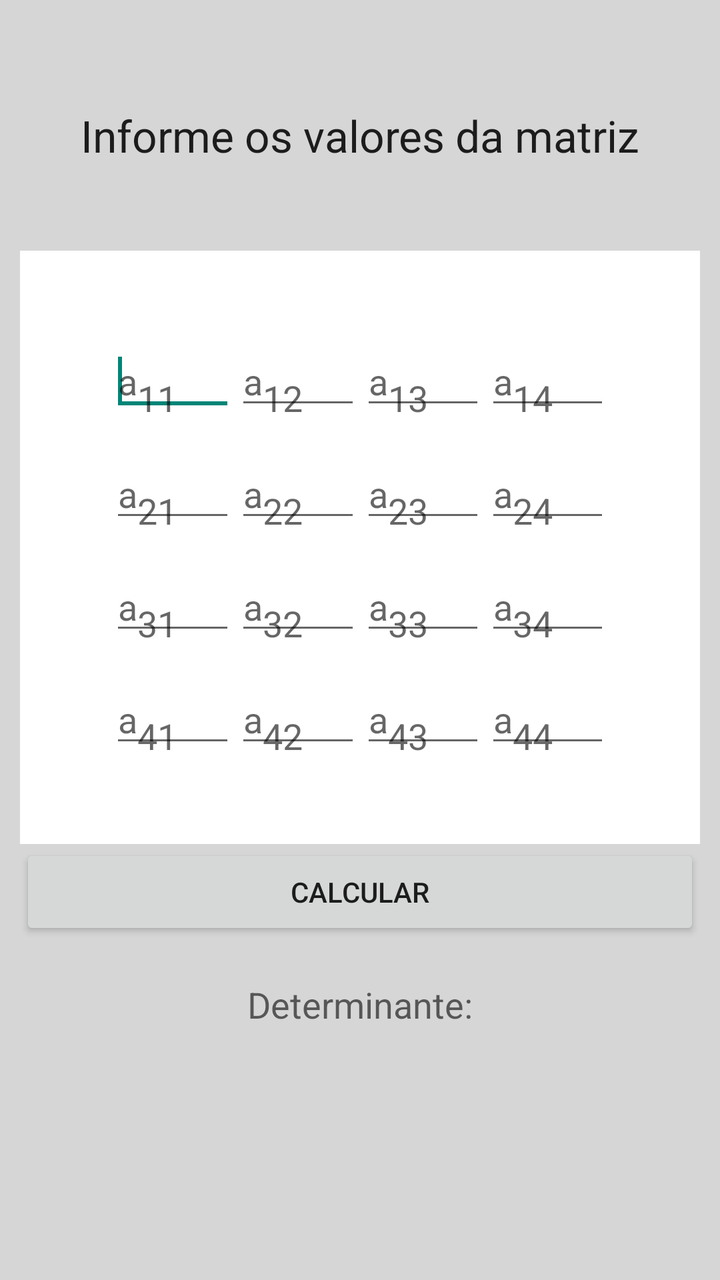
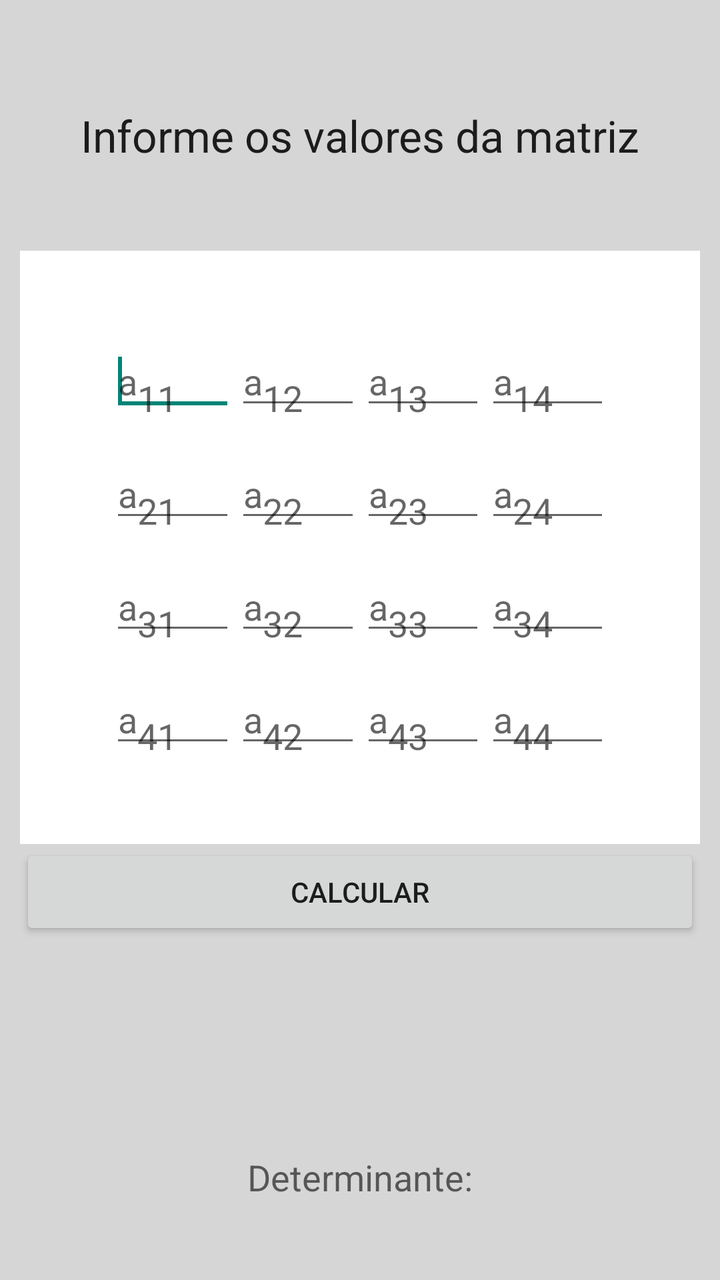

Screens rendered from an Android XML layout before and after an edit, with the pre-edit source and the edit as a unified diff.
<!-- AndroidManifest.xml: application theme AppTheme -->
<!-- res/layout/det4.xml -->
<?xml version="1.0" encoding="utf-8"?>

<LinearLayout xmlns:android="http://schemas.android.com/apk/res/android"
    android:layout_width="match_parent"
    android:layout_height="match_parent"
    android:background="#d6d6d6"
    android:gravity="center_vertical|center_horizontal"
    android:orientation="vertical"
    android:padding="10dp" >

    <TextView
        android:id="@+id/textView1"
        android:layout_width="wrap_content"
        android:layout_height="wrap_content"
        android:layout_weight="1"
        android:gravity="center_vertical"
        android:text="@string/val"
        android:textAppearance="?android:attr/textAppearanceLarge" />

    <LinearLayout
        android:layout_width="match_parent"
        android:layout_height="wrap_content"
        android:layout_weight="1"
        android:background="#ffffff"
        android:gravity="center_horizontal|center_vertical"
        android:orientation="vertical" >

        <LinearLayout
            android:layout_width="250dp"
            android:layout_height="wrap_content" >

            <EditText
                android:id="@+id/det4_00"
                android:layout_width="wrap_content"
                android:layout_height="wrap_content"
                android:layout_weight="1"
                android:ems="10"
                android:hint="@string/a00"
                android:inputType="numberDecimal|numberSigned" >

                <requestFocus />
            </EditText>

            <EditText
                android:id="@+id/det4_01"
                android:layout_width="wrap_content"
                android:layout_height="wrap_content"
                android:layout_weight="1"
                android:ems="10"
                android:hint="@string/a01"
                android:inputType="numberDecimal|numberSigned" />

            <EditText
                android:id="@+id/det4_02"
                android:layout_width="wrap_content"
                android:layout_height="wrap_content"
                android:layout_weight="1"
                android:ems="10"
                android:hint="@string/a02"
                android:inputType="numberDecimal|numberSigned" />

            <EditText
                android:id="@+id/det4_03"
                android:layout_width="wrap_content"
                android:layout_height="wrap_content"
                android:layout_weight="1"
                android:ems="10"
                android:hint="@string/a03"
                android:inputType="numberDecimal|numberSigned" />
        </LinearLayout>

        <LinearLayout
            android:layout_width="250dp"
            android:layout_height="wrap_content"
            android:layout_marginTop="15dp" >

            <EditText
                android:id="@+id/det4_10"
                android:layout_width="wrap_content"
                android:layout_height="wrap_content"
                android:layout_weight="1"
                android:ems="10"
                android:hint="@string/a10"
                android:inputType="numberDecimal|numberSigned" >
            </EditText>

            <EditText
                android:id="@+id/det4_11"
                android:layout_width="wrap_content"
                android:layout_height="wrap_content"
                android:layout_weight="1"
                android:ems="10"
                android:hint="@string/a11"
                android:inputType="numberDecimal|numberSigned" />

            <EditText
                android:id="@+id/det4_12"
                android:layout_width="wrap_content"
                android:layout_height="wrap_content"
                android:layout_weight="1"
                android:ems="10"
                android:hint="@string/a12"
                android:inputType="numberDecimal|numberSigned" />

            <EditText
                android:id="@+id/det4_13"
                android:layout_width="wrap_content"
                android:layout_height="wrap_content"
                android:layout_weight="1"
                android:ems="10"
                android:hint="@string/a13"
                android:inputType="numberDecimal|numberSigned" />
        </LinearLayout>

        <LinearLayout
            android:layout_width="250dp"
            android:layout_height="wrap_content"
            android:layout_marginTop="15dp" >

            <EditText
                android:id="@+id/det4_20"
                android:layout_width="wrap_content"
                android:layout_height="wrap_content"
                android:layout_weight="1"
                android:ems="10"
                android:hint="@string/a20"
                android:inputType="numberDecimal|numberSigned" />

            <EditText
                android:id="@+id/det4_21"
                android:layout_width="wrap_content"
                android:layout_height="wrap_content"
                android:layout_weight="1"
                android:ems="10"
                android:hint="@string/a21"
                android:inputType="numberDecimal|numberSigned" />

            <EditText
                android:id="@+id/det4_22"
                android:layout_width="wrap_content"
                android:layout_height="wrap_content"
                android:layout_weight="1"
                android:ems="10"
                android:hint="@string/a22"
                android:inputType="numberDecimal|numberSigned" />

            <EditText
                android:id="@+id/det4_23"
                android:layout_width="wrap_content"
                android:layout_height="wrap_content"
                android:layout_weight="1"
                android:ems="10"
                android:hint="@string/a23"
                android:inputType="numberDecimal|numberSigned" />
        </LinearLayout>

        <LinearLayout
            android:layout_width="250dp"
            android:layout_height="wrap_content"
            android:layout_marginTop="15dp" >

            <EditText
                android:id="@+id/det4_30"
                android:layout_width="wrap_content"
                android:layout_height="wrap_content"
                android:layout_weight="1"
                android:ems="10"
                android:hint="@string/a30"
                android:inputType="numberDecimal|numberSigned" />

            <EditText
                android:id="@+id/det4_31"
                android:layout_width="wrap_content"
                android:layout_height="wrap_content"
                android:layout_weight="1"
                android:ems="10"
                android:hint="@string/a31"
                android:inputType="numberDecimal|numberSigned" />

            <EditText
                android:id="@+id/det4_32"
                android:layout_width="wrap_content"
                android:layout_height="wrap_content"
                android:layout_weight="1"
                android:ems="10"
                android:hint="@string/a32"
                android:inputType="numberDecimal|numberSigned" />

            <EditText
                android:id="@+id/det4_33"
                android:layout_width="wrap_content"
                android:layout_height="wrap_content"
                android:layout_weight="1"
                android:ems="10"
                android:hint="@string/a33"
                android:inputType="numberDecimal|numberSigned" />
        </LinearLayout>
    </LinearLayout>

    <Button
        android:id="@+id/btnCalcDet4"
        android:layout_width="match_parent"
        android:layout_height="wrap_content"
        android:text="@string/calc" />

    <LinearLayout
        android:layout_width="match_parent"
        android:layout_height="wrap_content"
        android:layout_weight="1"
        android:orientation="vertical" >

        <TextView
            android:id="@+id/textView2"
            android:layout_width="wrap_content"
            android:layout_height="wrap_content"
            android:layout_gravity="center_horizontal"
            android:layout_marginTop="20dp"
            android:text="@string/det"
            android:textAppearance="?android:attr/textAppearanceMedium" />

        <TextView
            android:id="@+id/txtResDet3"
            android:layout_width="wrap_content"
            android:layout_height="wrap_content"
            android:layout_gravity="center_horizontal"
            android:textAppearance="?android:attr/textAppearanceLarge" />

    </LinearLayout>

</LinearLayout>
<!-- resources referenced by this layout -->
<resources>
  <string name="a00">a<sub>11</sub></string>
  <string name="a01">a<sub>12</sub></string>
  <string name="a02">a<sub>13</sub></string>
  <string name="a03">a<sub>14</sub></string>
  <string name="a10">a<sub>21</sub></string>
  <string name="a11">a<sub>22</sub></string>
  <string name="a12">a<sub>23</sub></string>
  <string name="a13">a<sub>24</sub></string>
  <string name="a20">a<sub>31</sub></string>
  <string name="a21">a<sub>32</sub></string>
  <string name="a22">a<sub>33</sub></string>
  <string name="a23">a<sub>34</sub></string>
  <string name="a30">a<sub>41</sub></string>
  <string name="a31">a<sub>42</sub></string>
  <string name="a32">a<sub>43</sub></string>
  <string name="a33">a<sub>44</sub></string>
  <string name="calc">Calcular</string>
  <string name="det">Determinante:</string>
  <string name="val">Informe os valores da matriz</string>
  <style name="AppTheme" parent="Theme.AppCompat.Light.DarkActionBar">
          
      </style>
</resources>

<!-- the commit's change to res/layout/det4.xml (unified diff, before → after) -->
@@ -207,6 +207,7 @@
         android:layout_width="match_parent"
         android:layout_height="wrap_content"
         android:layout_weight="1"
+        android:gravity="bottom"
         android:orientation="vertical" >
 
         <TextView
